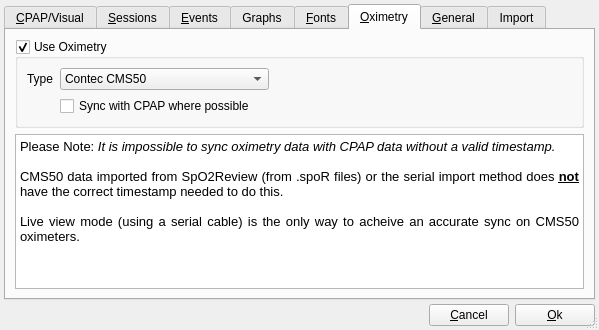
Old version of the form preferencesdialog.ui in the repository sbonaime/sleepyhead-code..
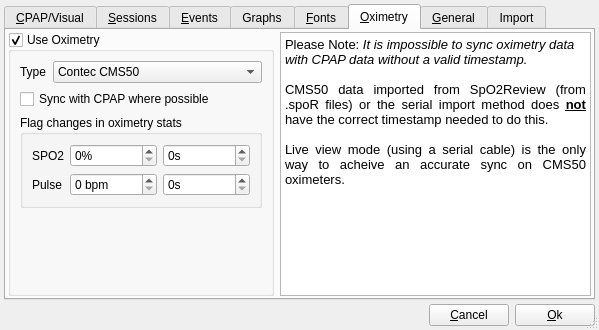
New version of the form. The open tabs and pages were chosen to show the change.

Commit message: Channel XML loader fix, oximeter graph min/max fixes, oximeter SPO2/Pulse flagging calcs

Patch:
```diff
--- a/preferencesdialog.ui
+++ b/preferencesdialog.ui
@@ -861,7 +861,10 @@
       <attribute name="title">
        <string>&amp;Oximetry</string>
       </attribute>
-      <layout class="QVBoxLayout" name="verticalLayout_6">
+      <layout class="QHBoxLayout" name="horizontalLayout_12">
+       <property name="margin">
+        <number>2</number>
+       </property>
        <item>
         <widget class="QGroupBox" name="oximetryGroupBox">
          <property name="title">
@@ -884,19 +887,6 @@
             </property>
            </widget>
           </item>
-          <item row="0" column="2">
-           <spacer name="horizontalSpacer_4">
-            <property name="orientation">
-             <enum>Qt::Horizontal</enum>
-            </property>
-            <property name="sizeHint" stdset="0">
-             <size>
-              <width>40</width>
-              <height>20</height>
-             </size>
-            </property>
-           </spacer>
-          </item>
           <item row="0" column="1">
            <widget class="QComboBox" name="oximetryType">
             <property name="sizePolicy">
@@ -917,7 +907,7 @@
             </item>
            </widget>
           </item>
-          <item row="1" column="1">
+          <item row="1" column="0" colspan="2">
            <widget class="QCheckBox" name="oximetrySync">
             <property name="sizePolicy">
              <sizepolicy hsizetype="Fixed" vsizetype="Fixed">
@@ -930,11 +920,105 @@
             </property>
            </widget>
           </item>
+          <item row="3" column="0" colspan="2">
+           <spacer name="verticalSpacer_6">
+            <property name="orientation">
+             <enum>Qt::Vertical</enum>
+            </property>
+            <property name="sizeHint" stdset="0">
+             <size>
+              <width>20</width>
+              <height>40</height>
+             </size>
+            </property>
+           </spacer>
+          </item>
+          <item row="2" column="0" colspan="2">
+           <widget class="QGroupBox" name="groupBox_4">
+            <property name="title">
+             <string>Flag changes in oximetry stats</string>
+            </property>
+            <layout class="QGridLayout" name="gridLayout_4">
+             <item row="0" column="0">
+              <widget class="QLabel" name="label_24">
+               <property name="sizePolicy">
+                <sizepolicy hsizetype="Fixed" vsizetype="Preferred">
+                 <horstretch>0</horstretch>
+                 <verstretch>0</verstretch>
+                </sizepolicy>
+               </property>
+               <property name="text">
+                <string>SPO2</string>
+               </property>
+              </widget>
+             </item>
+             <item row="0" column="1">
+              <widget class="QDoubleSpinBox" name="spo2Drop">
+               <property name="suffix">
+                <string>%</string>
+               </property>
+               <property name="decimals">
+                <number>0</number>
+               </property>
+              </widget>
+             </item>
+             <item row="2" column="0">
+              <widget class="QLabel" name="label_25">
+               <property name="sizePolicy">
+                <sizepolicy hsizetype="Fixed" vsizetype="Preferred">
+                 <horstretch>0</horstretch>
+                 <verstretch>0</verstretch>
+                </sizepolicy>
+               </property>
+               <property name="text">
+                <string>Pulse</string>
+               </property>
+              </widget>
+             </item>
+             <item row="2" column="1">
+              <widget class="QDoubleSpinBox" name="pulseChange">
+               <property name="suffix">
+                <string> bpm</string>
+               </property>
+               <property name="decimals">
+                <number>0</number>
+               </property>
+              </widget>
+             </item>
+             <item row="0" column="2">
+              <widget class="QDoubleSpinBox" name="spo2DropTime">
+               <property name="suffix">
+                <string>s</string>
+               </property>
+               <property name="decimals">
+                <number>0</number>
+               </property>
+              </widget>
+             </item>
+             <item row="2" column="2">
+              <widget class="QDoubleSpinBox" name="pulseChangeTime">
+               <property name="suffix">
+                <string>s</string>
+               </property>
+               <property name="decimals">
+                <number>0</number>
+               </property>
+              </widget>
+             </item>
+            </layout>
+           </widget>
+          </item>
          </layout>
         </widget>
        </item>
        <item>
         <widget class="QTextBrowser" name="textBrowser">
+         <property name="minimumSize">
+          <size>
+           <width>300</width>
+           <height>0</height>
+          </size>
+         </property>
          <property name="html">
           <string>&lt;!DOCTYPE HTML PUBLIC &quot;-//W3C//DTD HTML 4.0//EN&quot; &quot;http://www.w3.org/TR/REC-html40/strict.dtd&quot;&gt;
 &lt;html&gt;&lt;head&gt;&lt;meta name=&quot;qrichtext&quot; content=&quot;1&quot; /&gt;&lt;style type=&quot;text/css&quot;&gt;
```
The commit also changes 11 other files.
